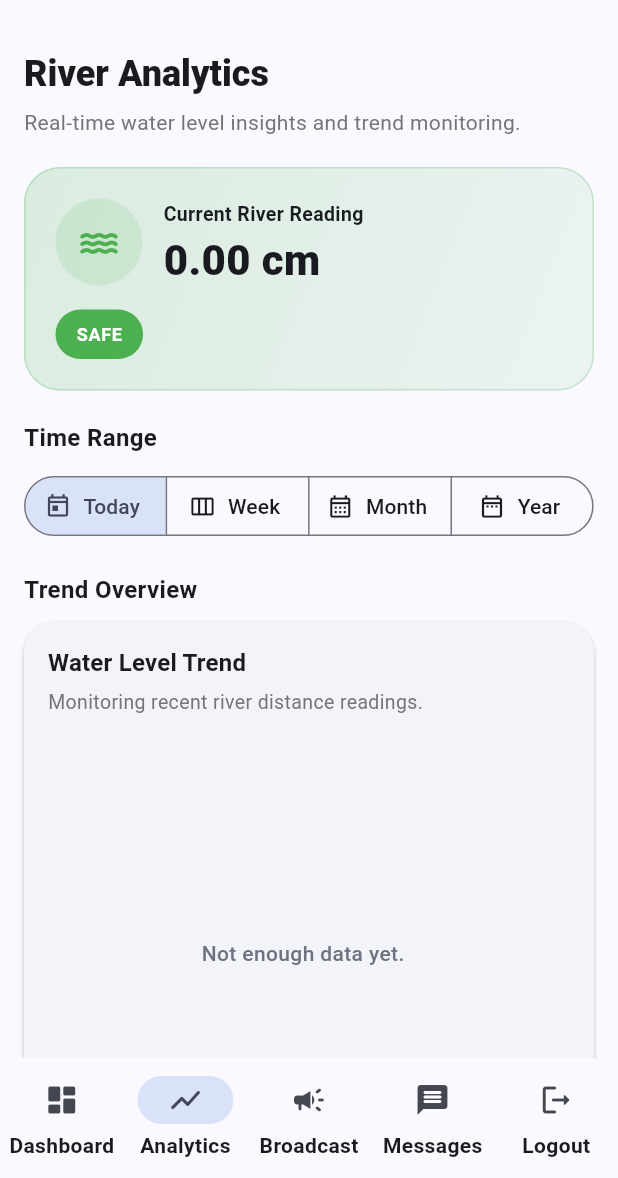
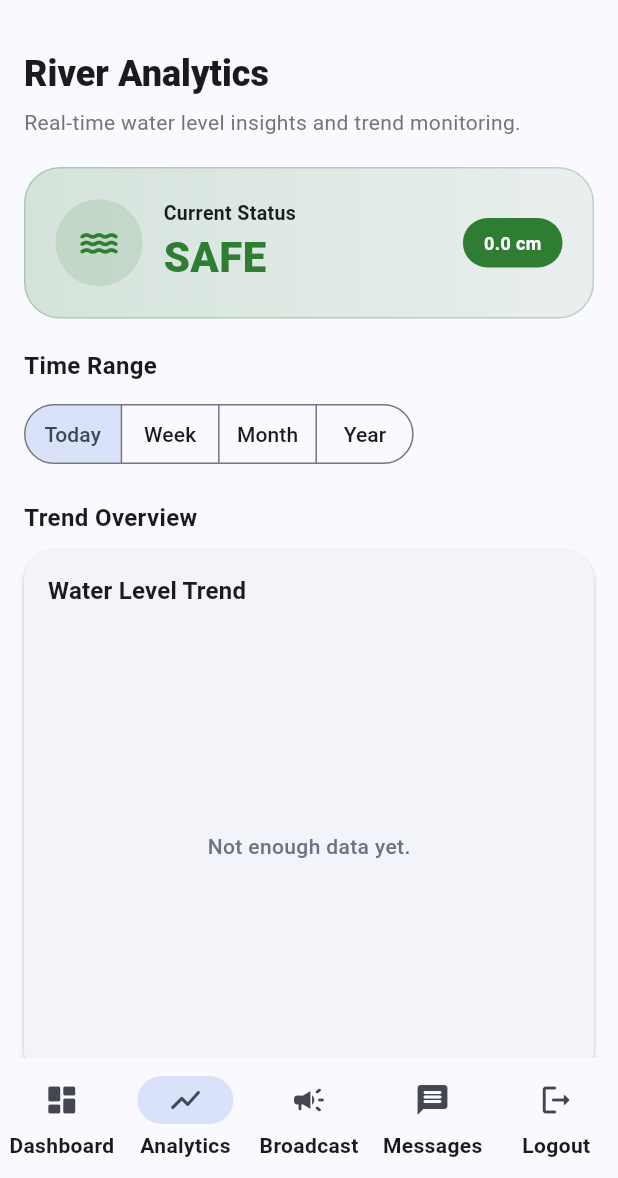
Before and after one commit to Mazt08/RiverFlow, a Flutter app: the AdminShellScreen screen opened by its route, item 2 of the bottom bar chosen, on a phone screen of 412 x 824 dp, the part 58-1236 px from its top. Run offline on Flutter 3.47's test engine with Material 3 defaults, Android fonts, the phone set to English and light mode, and no system bars; our stand-ins replace cloud_firestore, firebase_auth, firebase_core, firebase_database, firebase_messaging, fl_chart and 1 more; accounts and stored records are empty.

Commit message:
Fix analytics
FIX ANALYTICS

```diff
--- a/lib/screens/analytics_screen.dart
+++ b/lib/screens/analytics_screen.dart
@@ -54,31 +54,94 @@ class _AnalyticsScreenState extends State<AnalyticsScreen> {
     super.dispose();
   }
 
+  // --- ACCURATE STATUS LOGIC (Synced with Admin Dashboard) ---
+  // Ginamit ang alertLevel mula sa service para sa 100% accuracy
+
+  String _getStatus(SensorAlertLevel level) {
+    switch (level) {
+      case SensorAlertLevel.safe:
+        return 'SAFE';
+      case SensorAlertLevel.monitor:
+        return 'MONITOR';
+      case SensorAlertLevel.prepare:
+        return 'PREPARE';
+      case SensorAlertLevel.evacuate:
+        return 'EVACUATE';
+    }
+  }
+
+  Color _getStatusColor(SensorAlertLevel level) {
+    switch (level) {
+      case SensorAlertLevel.safe:
+        return const Color(0xFF2E7D32); // Dark Green mula sa Dashboard
+      case SensorAlertLevel.monitor:
+        return const Color(0xFFF9A825); // Yellow mula sa Dashboard
+      case SensorAlertLevel.prepare:
+        return const Color(0xFFEF6C00); // Orange mula sa Dashboard
+      case SensorAlertLevel.evacuate:
+        return const Color(0xFFC62828); // Dark Red mula sa Dashboard
+    }
+  }
+
+  // --- ACCURATE TREND DIRECTION (Inverted for Sensor Distance) ---
+
+  String _getTrend(List<double> values) {
+    if (values.length < 5) return 'Stable';
+
+    // Kinukuha ang huling 5 readings para mas maging accurate
+    final recent = values.sublist(values.length - 5);
+    final first = recent.first;
+    final last = recent.last;
+    final diff = last - first;
+
+    // INVERTED LOGIC:
+    // Kapag ang distance ay LUMILIIT (negative diff), ang tubig ay RISING.
+    if (diff < -1.0) return 'Rising';
+
+    // Kapag ang distance ay LUMALAKI (positive diff), ang tubig ay FALLING.
+    if (diff > 1.0) return 'Falling';
+
+    return 'Stable';
+  }
+
+  IconData _getTrendIcon(String trend) {
+    switch (trend) {
+      case 'Rising':
+        return Icons.trending_up_rounded;
+      case 'Falling':
+        return Icons.trending_down_rounded;
+      default:
+        return Icons.trending_flat_rounded;
+    }
+  }
+
+  Color _getTrendColor(String trend) {
+    switch (trend) {
+      case 'Rising':
+        return const Color(0xFFC62828); // Pula (Danger)
+      case 'Falling':
+        return const Color(0xFF2E7D32); // Berde (Safe)
+      default:
+        return Colors.blueGrey;
+    }
+  }
+
   @override
   Widget build(BuildContext context) {
     final theme = Theme.of(context);
     final scheme = theme.colorScheme;
 
-    if (_hasError) {
-      return _errorState(context);
-    }
-
-    if (_latest == null) {
-      return _emptyState(context);
-    }
+    if (_hasError) return _errorState(context);
+    if (_latest == null) return _emptyState(context);
 
     final filtered = _filteredValues();
-    final highest = filtered.isEmpty
-        ? 0.0
-        : filtered.reduce((a, b) => a > b ? a : b);
-
-    final average = filtered.isEmpty
-        ? 0.0
-        : filtered.reduce((a, b) => a + b) / filtered.length;
+    final highest = filtered.isEmpty ? 0.0 : filtered.reduce((a, b) => a > b ? a : b);
+    final average = filtered.isEmpty ? 0.0 : filtered.reduce((a, b) => a + b) / filtered.length;
 
     final latestDistance = _latest!.distance;
-    final statusText = _getStatus(latestDistance);
-    final statusColor = _getStatusColor(latestDistance);
+    final statusText = _getStatus(_latest!.alertLevel);
+    final statusColor = _getStatusColor(_latest!.alertLevel);
+
     final trend = _getTrend(filtered);
     final trendIcon = _getTrendIcon(trend);
     final trendColor = _getTrendColor(trend);
@@ -96,17 +159,12 @@ class _AnalyticsScreenState extends State<AnalyticsScreen> {
               children: [
                 Text(
                   'River Analytics',
-                  style: theme.textTheme.headlineSmall?.copyWith(
-                    fontWeight: FontWeight.w800,
-                  ),
+                  style: theme.textTheme.headlineSmall?.copyWith(fontWeight: FontWeight.w800),
                 ),
                 const SizedBox(height: 6),
                 Text(
                   'Real-time water level insights and trend monitoring.',
-                  style: TextStyle(
-                    color: Colors.grey.shade600,
-                    fontSize: 14,
-                  ),
+                  style: TextStyle(color: Colors.grey.shade600, fontSize: 14),
                 ),
                 const SizedBox(height: 20),
 
@@ -126,40 +184,18 @@ class _AnalyticsScreenState extends State<AnalyticsScreen> {
                 const SizedBox(height: 10),
                 Card(
                   elevation: 1.5,
-                  shape: RoundedRectangleBorder(
-                    borderRadius: BorderRadius.circular(20),
-                  ),
+                  shape: RoundedRectangleBorder(borderRadius: BorderRadius.circular(20)),
                   child: Padding(
-                    padding: const EdgeInsets.fromLTRB(16, 16, 16, 16),
+                    padding: const EdgeInsets.all(16),
                     child: Column(
                       crossAxisAlignment: CrossAxisAlignment.start,
                       children: [
-                        Text(
-                          'Water Level Trend',
-                          style: theme.textTheme.titleMedium?.copyWith(
-                            fontWeight: FontWeight.w700,
-                          ),
-                        ),
-                        const SizedBox(height: 4),
-                        Text(
-                          'Monitoring recent river distance readings.',
-                          style: TextStyle(
-                            color: Colors.grey.shade600,
-                            fontSize: 13,
-                          ),
-                        ),
+                        Text('Water Level Trend', style: theme.textTheme.titleMedium?.copyWith(fontWeight: FontWeight.w700)),
                         const SizedBox(height: 18),
                         SizedBox(
                           width: double.infinity,
                           height: 280,
-                          child: Padding(
-                            padding: const EdgeInsets.only(right: 8),
-                            child: AnalyticsChart(
-                              values: filtered,
-                              maxY: 100,
-                              color: scheme.primary,
-                            ),
-                          ),
+                          child: AnalyticsChart(values: filtered, maxY: 100, color: scheme.primary),
                         ),
                       ],
                     ),
@@ -169,54 +205,18 @@ class _AnalyticsScreenState extends State<AnalyticsScreen> {
 
                 _buildSectionTitle('Quick Statistics'),
                 const SizedBox(height: 10),
-
                 LayoutBuilder(
                   builder: (context, constraints) {
                     final isWide = constraints.maxWidth >= 700;
-
                     final cards = [
-                      _statCard(
-                        icon: Icons.arrow_upward_rounded,
-                        label: 'Highest Distance',
-                        value: '${highest.toStringAsFixed(2)} cm',
-                        subtitle: 'Peak recorded in current range',
-                      ),
-                      _statCard(
-                        icon: Icons.analytics_outlined,
-                        label: 'Average Distance',
-                        value: '${average.toStringAsFixed(2)} cm',
-                        subtitle: 'Mean reading for selected range',
-                      ),
-                      _statCard(
-                        icon: trendIcon,
-                        label: 'Trend Direction',
-                        value: trend,
-                        subtitle: 'Based on recent readings',
-                        accentColor: trendColor,
-                      ),
+                      _statCard(icon: Icons.height_rounded, label: 'Current Height', value: '${latestDistance.toStringAsFixed(2)} cm', subtitle: 'Raw sensor reading'),
+                      _statCard(icon: Icons.analytics_outlined, label: 'Average Distance', value: '${average.toStringAsFixed(2)} cm', subtitle: 'Mean for selected range'),
+                      _statCard(icon: trendIcon, label: 'Water Trend', value: trend, subtitle: trend == 'Rising' ? 'Water is rising!' : 'Water is stable/receding', accentColor: trendColor),
                     ];
 
-                    if (isWide) {
-                      return Row(
-                        children: [
-                          Expanded(child: cards[0]),
-                          const SizedBox(width: 12),
-                          Expanded(child: cards[1]),
-                          const SizedBox(width: 12),
-                          Expanded(child: cards[2]),
-                        ],
-                      );
-                    }
-
-                    return Column(
-                      children: [
-                        cards[0],
-                        const SizedBox(height: 12),
-                        cards[1],
-                        const SizedBox(height: 12),
-                        cards[2],
-                      ],
-                    );
+                    return isWide
+                        ? Row(children: cards.map((c) => Expanded(child: Padding(padding: const EdgeInsets.symmetric(horizontal: 4), child: c))).toList())
+                        : Column(children: cards.map((c) => Padding(padding: const EdgeInsets.only(bottom: 12), child: c)).toList());
                   },
                 ),
               ],
@@ -227,186 +227,72 @@ class _AnalyticsScreenState extends State<AnalyticsScreen> {
     );
   }
 
-  Widget _buildHeroCard({
-    required double latestDistance,
-    required String statusText,
-    required Color statusColor,
-  }) {
+  Widget _buildHeroCard({required double latestDistance, required String statusText, required Color statusColor}) {
     return Container(
       width: double.infinity,
       decoration: BoxDecoration(
         borderRadius: BorderRadius.circular(24),
-        gradient: LinearGradient(
-          colors: [
-            statusColor.withOpacity(0.18),
-            statusColor.withOpacity(0.08),
-          ],
-          begin: Alignment.topLeft,
-          end: Alignment.bottomRight,
-        ),
-        border: Border.all(
-          color: statusColor.withOpacity(0.25),
-        ),
+        gradient: LinearGradient(colors: [statusColor.withOpacity(0.18), statusColor.withOpacity(0.08)]),
+        border: Border.all(color: statusColor.withOpacity(0.25)),
       ),
       child: Padding(
         padding: const EdgeInsets.all(20),
-        child: LayoutBuilder(
-          builder: (context, constraints) {
-            final isTight = constraints.maxWidth < 500;
-
-            final left = Row(
+        child: Row(
           children: [
             Container(
               padding: const EdgeInsets.all(14),
-                  decoration: BoxDecoration(
-                    color: statusColor.withOpacity(0.12),
-                    shape: BoxShape.circle,
-                  ),
-                  child: Icon(
-                    Icons.water_rounded,
-                    color: statusColor,
-                    size: 30,
-                  ),
+              decoration: BoxDecoration(color: statusColor.withOpacity(0.12), shape: BoxShape.circle),
+              child: Icon(Icons.water_rounded, color: statusColor, size: 30),
             ),
             const SizedBox(width: 14),
             Expanded(
               child: Column(
                 crossAxisAlignment: CrossAxisAlignment.start,
                 children: [
-                      const Text(
-                        'Current River Reading',
-                        style: TextStyle(
-                          fontSize: 13,
-                          fontWeight: FontWeight.w600,
-                        ),
-                      ),
-                      const SizedBox(height: 6),
-                      Text(
-                        '${latestDistance.toStringAsFixed(2)} cm',
-                        style: const TextStyle(
-                          fontSize: 28,
-                          fontWeight: FontWeight.w800,
-                          height: 1.1,
-                        ),
-                      ),
+                  const Text('Current Status', style: TextStyle(fontSize: 13, fontWeight: FontWeight.w600)),
+                  Text(statusText, style: TextStyle(fontSize: 28, fontWeight: FontWeight.w800, color: statusColor)),
                 ],
               ),
             ),
+            Container(
+              padding: const EdgeInsets.symmetric(horizontal: 14, vertical: 8),
+              decoration: BoxDecoration(color: statusColor, borderRadius: BorderRadius.circular(999)),
+              child: Text('${latestDistance.toStringAsFixed(1)} cm', style: const TextStyle(color: Colors.white, fontWeight: FontWeight.w700, fontSize: 12)),
+            ),
           ],
-            );
-
-            final badge = Container(
-              padding: const EdgeInsets.symmetric(
-                horizontal: 14,
-                vertical: 8,
-              ),
-              decoration: BoxDecoration(
-                color: statusColor,
-                borderRadius: BorderRadius.circular(999),
-              ),
-              child: Text(
-                statusText,
-                style: const TextStyle(
-                  color: Colors.white,
-                  fontWeight: FontWeight.w700,
-                  fontSize: 12,
-                  letterSpacing: 0.4,
-                ),
-              ),
-            );
-
-            if (isTight) {
-              return Column(
-                crossAxisAlignment: CrossAxisAlignment.start,
-                children: [
-                  left,
-                  const SizedBox(height: 16),
-                  badge,
-                ],
-              );
-            }
-
-            return Row(
-              children: [
-                Expanded(child: left),
-                const SizedBox(width: 16),
-                badge,
-              ],
-            );
-          },
         ),
       ),
     );
   }
 
-  Widget _buildSectionTitle(String title) {
-    return Text(
-      title,
-      style: const TextStyle(
-        fontSize: 16,
-        fontWeight: FontWeight.w700,
-      ),
-    );
-  }
+  Widget _buildSectionTitle(String title) => Text(title, style: const TextStyle(fontSize: 16, fontWeight: FontWeight.w700));
 
   Widget _rangeSelector(BuildContext context) {
     return SegmentedButton<AnalyticsRange>(
       showSelectedIcon: false,
       segments: const [
-        ButtonSegment(
-          value: AnalyticsRange.today,
-          label: Text('Today'),
-          icon: Icon(Icons.today_outlined),
-        ),
-        ButtonSegment(
-          value: AnalyticsRange.week,
-          label: Text('Week'),
-          icon: Icon(Icons.view_week_outlined),
-        ),
-        ButtonSegment(
-          value: AnalyticsRange.month,
-          label: Text('Month'),
-          icon: Icon(Icons.calendar_month_outlined),
-        ),
-        ButtonSegment(
-          value: AnalyticsRange.year,
-          label: Text('Year'),
-          icon: Icon(Icons.date_range_outlined),
-        ),
+        ButtonSegment(value: AnalyticsRange.today, label: Text('Today')),
+        ButtonSegment(value: AnalyticsRange.week, label: Text('Week')),
+        ButtonSegment(value: AnalyticsRange.month, label: Text('Month')),
+        ButtonSegment(value: AnalyticsRange.year, label: Text('Year')),
       ],
       selected: <AnalyticsRange>{_range},
-      onSelectionChanged: (value) {
-        setState(() {
-          _range = value.first;
-        });
-      },
+      onSelectionChanged: (value) => setState(() => _range = value.first),
     );
   }
 
-  Widget _statCard({
-    required IconData icon,
-    required String label,
-    required String value,
-    required String subtitle,
-    Color? accentColor,
-  }) {
+  Widget _statCard({required IconData icon, required String label, required String value, required String subtitle, Color? accentColor}) {
     final iconColor = accentColor ?? Theme.of(context).colorScheme.primary;
-
     return Card(
       elevation: 1,
-      shape: RoundedRectangleBorder(
-        borderRadius: BorderRadius.circular(18),
-      ),
+      shape: RoundedRectangleBorder(borderRadius: BorderRadius.circular(18)),
       child: Padding(
         padding: const EdgeInsets.all(16),
         child: Row(
           children: [
             Container(
               padding: const EdgeInsets.all(12),
-              decoration: BoxDecoration(
-                color: iconColor.withOpacity(0.10),
-                borderRadius: BorderRadius.circular(14),
-              ),
+              decoration: BoxDecoration(color: iconColor.withOpacity(0.10), borderRadius: BorderRadius.circular(14)),
               child: Icon(icon, color: iconColor, size: 22),
             ),
             const SizedBox(width: 14),
@@ -414,30 +300,9 @@ class _AnalyticsScreenState extends State<AnalyticsScreen> {
               child: Column(
                 crossAxisAlignment: CrossAxisAlignment.start,
                 children: [
-                  Text(
-                    label,
-                    style: TextStyle(
-                      fontSize: 12,
-                      color: Colors.grey.shade600,
-                      fontWeight: FontWeight.w600,
-                    ),
-                  ),
-                  const SizedBox(height: 4),
-                  Text(
-                    value,
-                    style: const TextStyle(
-                      fontSize: 20,
-                      fontWeight: FontWeight.w800,
-                    ),
-                  ),
-                  const SizedBox(height: 4),
-                  Text(
-                    subtitle,
-                    style: TextStyle(
-                      fontSize: 12,
-                      color: Colors.grey.shade500,
-                    ),
-                  ),
+                  Text(label, style: TextStyle(fontSize: 12, color: Colors.grey.shade600, fontWeight: FontWeight.w600)),
+                  Text(value, style: const TextStyle(fontSize: 18, fontWeight: FontWeight.w800)),
+                  Text(subtitle, style: TextStyle(fontSize: 11, color: Colors.grey.shade500)),
                 ],
               ),
             ),
@@ -447,151 +312,18 @@ class _AnalyticsScreenState extends State<AnalyticsScreen> {
     );
   }
 
-  Widget _emptyState(BuildContext context) {
-    return Center(
-      child: Padding(
-        padding: const EdgeInsets.all(32),
-        child: Column(
-          mainAxisSize: MainAxisSize.min,
-          children: [
-            Icon(
-              Icons.insights_outlined,
-              size: 64,
-              color: Colors.blueGrey.shade300,
-            ),
-            const SizedBox(height: 16),
-            const Text(
-              'No analytics data yet',
-              style: TextStyle(
-                fontSize: 18,
-                fontWeight: FontWeight.w700,
-              ),
-            ),
-            const SizedBox(height: 8),
-            Text(
-              'Once the sensor starts sending readings, analytics will appear here.',
-              textAlign: TextAlign.center,
-              style: TextStyle(
-                color: Colors.grey.shade600,
-              ),
-            ),
-          ],
-        ),
-      ),
-    );
-  }
+  Widget _emptyState(BuildContext context) => const Center(child: Padding(padding: EdgeInsets.all(32), child: Text('No data yet.')));
+  Widget _errorState(BuildContext context) => const Center(child: Padding(padding: EdgeInsets.all(32), child: Text('Unable to load analytics.')));
 
-  Widget _errorState(BuildContext context) {
-    return Center(
-      child: Padding(
-        padding: const EdgeInsets.all(32),
-        child: Column(
-          mainAxisSize: MainAxisSize.min,
-          children: [
-            Icon(
-              Icons.cloud_off_rounded,
-              size: 60,
-              color: Colors.red.shade300,
-            ),
-            const SizedBox(height: 16),
-            const Text(
-              'Unable to load analytics',
-              style: TextStyle(
-                fontSize: 17,
-                fontWeight: FontWeight.w700,
-              ),
-            ),
-            const SizedBox(height: 8),
-            Text(
-              'Please check your internet connection or sensor status, then try again.',
-              textAlign: TextAlign.center,
-              style: TextStyle(
-                color: Colors.grey.shade600,
-              ),
-            ),
-            const SizedBox(height: 18),
-            ElevatedButton.icon(
-              onPressed: () async {
-                await _riverService.refresh();
-              },
-              icon: const Icon(Icons.refresh),
-              label: const Text('Retry'),
-            ),
-          ],
-        ),
-      ),
-    );
-  }
-
-  String _getStatus(double value) {
-    if (value < 30) return 'SAFE';
-    if (value < 60) return 'MONITOR';
-    if (value < 80) return 'WARNING';
-    return 'DANGER';
-  }
-
-  Color _getStatusColor(double value) {
-    if (value < 30) return Colors.green;
-    if (value < 60) return Colors.amber.shade700;
-    if (value < 80) return Colors.orange;
-    return Colors.red;
-  }
-
-  String _getTrend(List<double> values) {
-    if (values.length < 2) return 'Stable';
-
-    final recent = values.length >= 5
-        ? values.sublist(values.length - 5)
-        : values;
-
-    final first = recent.first;
-    final last = recent.last;
-    final diff = last - first;
-
-    if (diff > 2) return 'Rising';
-    if (diff < -2) return 'Falling';
-    return 'Stable';
-  }
-
-  IconData _getTrendIcon(String trend) {
-    switch (trend) {
-      case 'Rising':
-        return Icons.trending_up_rounded;
-      case 'Falling':
-        return Icons.trending_down_rounded;
-      default:
-        return Icons.trending_flat_rounded;
+  List<double> _filteredValues() {
+    if (_values.isEmpty) return const <double>[];
+    switch (_range) {
+      case AnalyticsRange.today: return _tail(48);
+      case AnalyticsRange.week: return _tail(96);
+      case AnalyticsRange.month: return _tail(160);
+      case AnalyticsRange.year: return List<double>.from(_values);
     }
   }
 
-  Color _getTrendColor(String trend) {
-    switch (trend) {
-      case 'Rising':
-        return Colors.red;
-      case 'Falling':
-        return Colors.blue;
-      default:
-        return Colors.green;
+  List<double> _tail(int n) => _values.length <= n ? List<double>.from(_values) : _values.sublist(_values.length - n);
 }
-  }
-
-  List<double> _filteredValues() {
-    if (_values.isEmpty) return const <double>[];
-
-    switch (_range) {
-      case AnalyticsRange.today:
-        return _tail(48);
-      case AnalyticsRange.week:
-        return _tail(96);
-      case AnalyticsRange.month:
-        return _tail(160);
-      case AnalyticsRange.year:
-        return List<double>.from(_values);
-    }
-  }
-
-  List<double> _tail(int n) {
-    if (_values.length <= n) return List<double>.from(_values);
-    return _values.sublist(_values.length - n);
-  }
-}
```
Also changed, not shown: flutter_01.png (added), pubspec.lock. Lines whose indentation alone changed are shown as unchanged.
